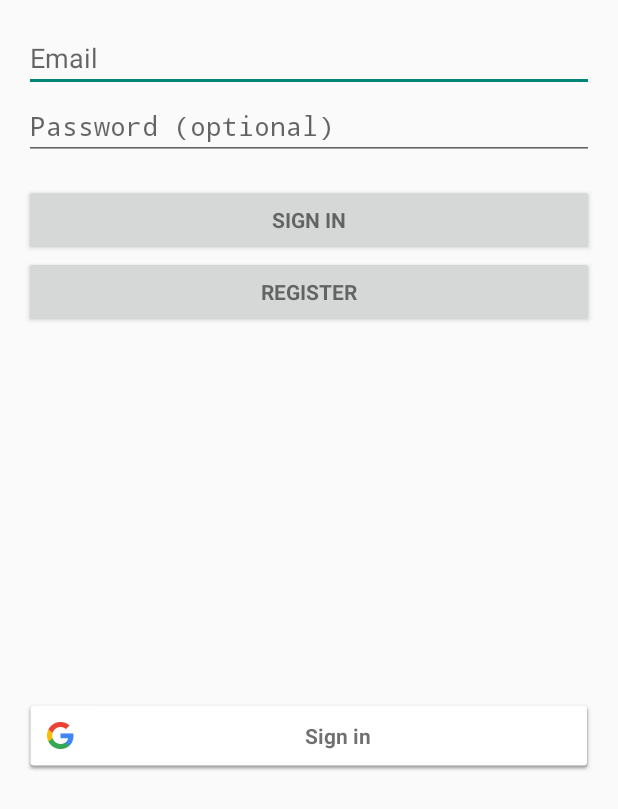
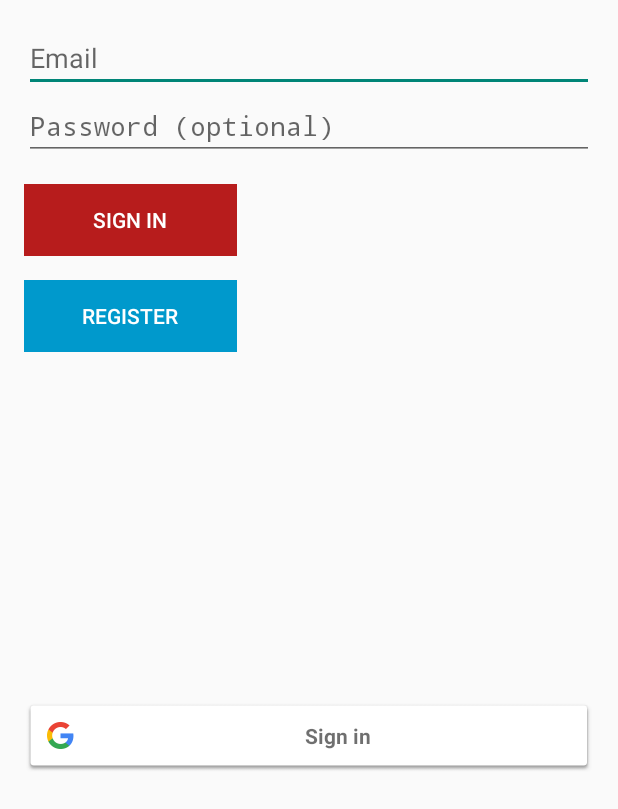
Before and after one commit to dangkevin/RoomEZ-Android, an Android app: the LoginActivity screen opened directly, with no data from a screen before it, on a phone screen of 412 x 824 dp. Shown: the top 809 px of the screen. Run offline under Robolectric (Android 15) with nearby library versions, the phone set to English and light mode, and no system bars.

Commit message:
Added changes to comments and login

```diff
--- a/RoomEZ/app/src/main/java/com/example/anthonygrisaffi/roomez/Main_Login_Page.java
+++ b/RoomEZ/app/src/main/java/com/example/anthonygrisaffi/roomez/Main_Login_Page.java
@@ -110,6 +110,8 @@ public class Main_Login_Page extends PlusBaseActivity implements LoaderCallbacks
             }
         });
 
+        /** Implementation for the Login button for the login page **/
+
         Button mEmailSignInButton = (Button) findViewById(R.id.email_sign_in_button);
         mEmailSignInButton.setOnClickListener(new OnClickListener()
         {
@@ -119,20 +121,26 @@ public class Main_Login_Page extends PlusBaseActivity implements LoaderCallbacks
             }
         });
 
+        /** Implementation for the Register button for the register page **/
+
         Button mRegisterSignInButton = (Button) findViewById(R.id.register_button);
         mRegisterSignInButton.setOnClickListener(new OnClickListener()
         {
             public void onClick(View v)
             {
-                startActivity(new Intent(Main_Login_Page.this, SignUpActivity.class));
+                startActivity(new Intent(Main_Login_Page.this, MainBoard.class));
             }
         });
+
+
 
         mLoginFormView = findViewById(R.id.login_form);
         mProgressView = findViewById(R.id.login_progress);
         mEmailLoginFormView = findViewById(R.id.email_login_form);
         mSignOutButtons = findViewById(R.id.plus_sign_out_buttons);
     }
+
+
 
     private void populateAutoComplete() {
         getLoaderManager().initLoader(0, null, this);
@@ -162,6 +170,7 @@ public class Main_Login_Page extends PlusBaseActivity implements LoaderCallbacks
 
 
         // Check for a valid password, if the user entered one.
+
         if (!TextUtils.isEmpty(password) && !isPasswordValid(password)) {
             mPasswordView.setError(getString(R.string.error_invalid_password));
             focusView = mPasswordView;
@@ -169,6 +178,8 @@ public class Main_Login_Page extends PlusBaseActivity implements LoaderCallbacks
         }
 
         // Check for a valid email address.
+
+
         if (TextUtils.isEmpty(email)) {
             mEmailView.setError(getString(R.string.error_field_required));
             focusView = mEmailView;
@@ -191,11 +202,12 @@ public class Main_Login_Page extends PlusBaseActivity implements LoaderCallbacks
             mAuthTask.execute((Void) null);
         }
     }
-
+    //This helper function helps check for an "@" symbol in the e-mail
     private boolean isEmailValid(String email) {
         //TODO: Replace this with your own logic
         return email.contains("@");
     }
+
 
     private boolean isPasswordValid(String password) {
         //TODO: Replace this with your own logic
--- a/RoomEZ/app/src/main/res/layout/activity_main__login__page.xml
+++ b/RoomEZ/app/src/main/res/layout/activity_main__login__page.xml
@@ -51,21 +51,43 @@
                     android:imeActionLabel="@string/action_sign_in_short"
                     android:imeOptions="actionUnspecified" android:inputType="textPassword"
                     android:maxLines="1" android:singleLine="true" />
+                <LinearLayout
+                    android:layout_width="wrap_content"
+                    android:layout_height="wrap_content"
+                    android:orientation="vertical">
 
-                <Button android:id="@+id/email_sign_in_button" style="?android:textAppearanceSmall"
-                    android:layout_width="match_parent" android:layout_height="wrap_content"
-                    android:layout_marginTop="16dp" android:text="Sign In"
-                    android:textStyle="bold" />
 
-                <Button android:id="@+id/register_button" style="?android:textAppearanceSmall"
-                    android:layout_width="match_parent"
+                <Button android:id="@+id/email_sign_in_button"
+                    android:layout_width="142dp"
+                    android:layout_marginTop="16dp"
+                    android:background="@color/MaterialRed"
+                    android:text="@string/signin"
+                    style="?android:attr/borderlessButtonStyle"
+                    android:textColor="@color/white"
                     android:layout_height="wrap_content"
-                    android:text="Register"
-                    android:textStyle="bold"
-                    />
+                    android:textStyle="normal"
+                    android:layout_weight="1"
+                    android:layout_gravity="center"/>
+
+
+                <Button android:id="@+id/register_button"
+                    android:layout_width="142dp"
+                    android:layout_marginTop="16dp"
+                    android:background="@color/MaterialBlue"
+                    android:layout_height="wrap_content"
+                    android:text="@string/register_button"
+                    android:textStyle="normal"
+                    android:textColor="@color/white"
+                    android:layout_weight="1"
+                    android:gravity="center"
+                    style="?android:attr/borderlessButtonStyle" />
+
+                    </LinearLayout>
 
             </LinearLayout>
+
         </LinearLayout>
+
     </LinearLayout>
 
     <com.google.android.gms.common.SignInButton android:id="@+id/plus_sign_in_button"
--- /dev/null
+++ b/RoomEZ/app/src/main/res/values/colors.xml
@@ -0,0 +1,8 @@
+<?xml version="1.0" encoding="utf-8"?>
+   <resources>
+
+   <color name="white" type="color">#FFFFFF</color>
+   <color name="MaterialBlue" type="color">#0099CC</color>
+   <color name="MaterialRed"  type="color>">#B71C1C</color>
+
+    </resources>
--- a/RoomEZ/app/src/main/res/values/strings_activity_main__login__page.xml
+++ b/RoomEZ/app/src/main/res/values/strings_activity_main__login__page.xml
@@ -25,4 +25,6 @@
     <string name="progress_login">Logging you in&#8230;</string>
     <string name="progress_signup">Signing you up&#8230;</string>
     <string name="signup">Sign up</string>
+    <string name="register_button"> Register </string>
+    <string name="signin"> Sign In </string>
 </resources>
```
